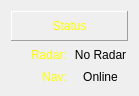
Before: the Qt Designer form RadarCoastal/framestatus.ui in MiftahSalam/RadarCoastal, drawn with Qt 5.
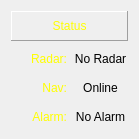
After: the same form once the commit is applied.

Commit message: GZ alarm toggling

```diff
--- a/RadarCoastal/framestatus.ui
+++ b/RadarCoastal/framestatus.ui
@@ -7,7 +7,7 @@
     <x>0</x>
     <y>0</y>
     <width>139</width>
-    <height>96</height>
+    <height>139</height>
    </rect>
   </property>
   <property name="windowTitle">
@@ -117,6 +117,33 @@
      </item>
     </layout>
    </item>
+   <item>
+    <layout class="QHBoxLayout" name="horizontalLayout_4">
+     <item>
+      <widget class="QLabel" name="label_5">
+       <property name="styleSheet">
+        <string notr="true">color: rgb(255, 255, 0);</string>
+       </property>
+       <property name="text">
+        <string>Alarm:</string>
+       </property>
+       <property name="alignment">
+        <set>Qt::AlignRight|Qt::AlignTrailing|Qt::AlignVCenter</set>
+       </property>
+      </widget>
+     </item>
+     <item>
+      <widget class="QLabel" name="labelAlarmStatus">
+       <property name="text">
+        <string>No Alarm</string>
+       </property>
+       <property name="alignment">
+        <set>Qt::AlignCenter</set>
+       </property>
+      </widget>
+     </item>
+    </layout>
+   </item>
   </layout>
  </widget>
  <resources/>
```
The commit also changes 2 other files.
